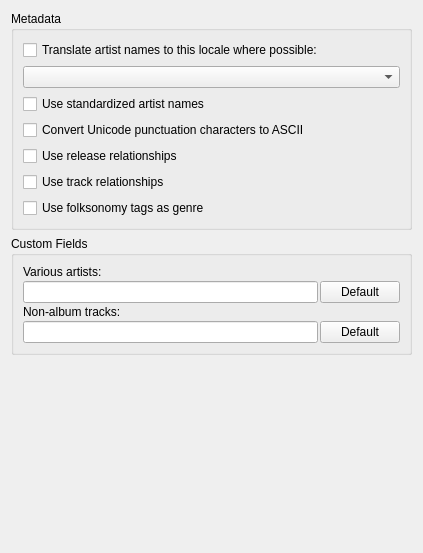
metabrainz/picard, file ui/options_metadata.ui: the form before one commit.
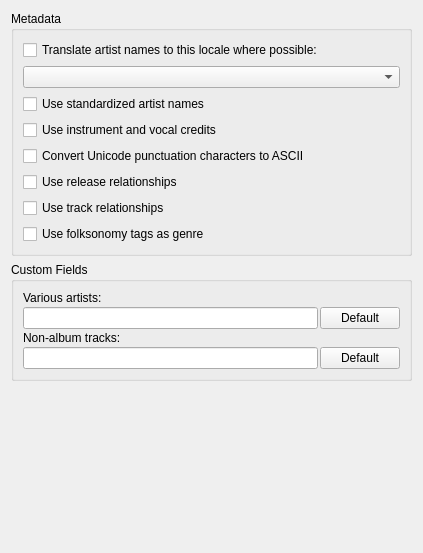
The form after the commit.

Commit message: PICARD-1354: Allow using instruments and vocals as credited

```diff
--- a/ui/options_metadata.ui
+++ b/ui/options_metadata.ui
@@ -49,6 +49,13 @@
         </property>
        </widget>
       </item>
+      <item>
+       <widget class="QCheckBox" name="use_instrument_credits">
+        <property name="text">
+         <string>Use instrument and vocal credits</string>
+        </property>
+       </widget>
+      </item>
       <item>
        <widget class="QCheckBox" name="convert_punctuation">
         <property name="text">
```
The commit also changes 5 other files.
